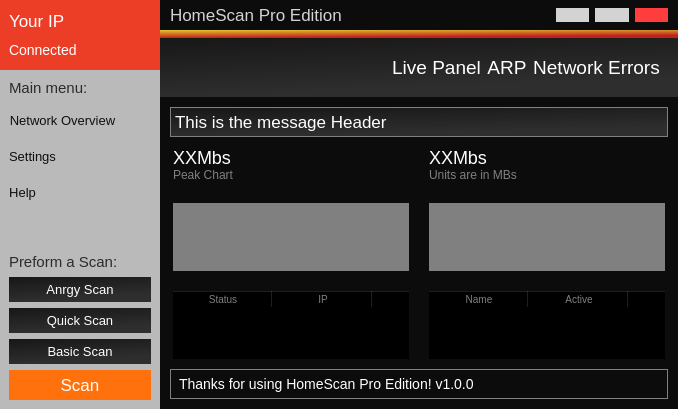
The window that mainwindow.ui (hunterjreid/HomeScan) describes before a commit, drawn with Qt 5.
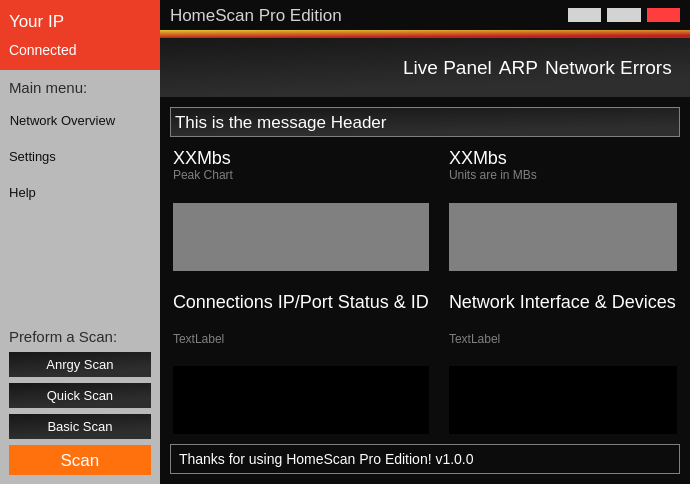
The same window after the commit. Icons and pictures are not drawn. Custom widgets are drawn as their Qt base class.

Commit message: changed main widget ui

```diff
--- a/mainwindow.ui
+++ b/mainwindow.ui
@@ -6,8 +6,8 @@
    <rect>
     <x>0</x>
     <y>0</y>
-    <width>678</width>
-    <height>401</height>
+    <width>690</width>
+    <height>448</height>
    </rect>
   </property>
   <property name="windowTitle">
@@ -1022,6 +1022,26 @@
                 </property>
                </widget>
               </item>
+              <item>
+               <widget class="QLabel" name="label_11">
+                <property name="styleSheet">
+                 <string notr="true">color:white;font-size:18px;background:none;margin:0px;</string>
+                </property>
+                <property name="text">
+                 <string>Connections IP/Port Status &amp; ID</string>
+                </property>
+               </widget>
+              </item>
+              <item>
+               <widget class="QLabel" name="label_13">
+                <property name="styleSheet">
+                 <string notr="true">color:grey;</string>
+                </property>
+                <property name="text">
+                 <string>TextLabel</string>
+                </property>
+               </widget>
+              </item>
               <item>
                <widget class="QTableWidget" name="tableWidget">
                 <property name="maximumSize">
@@ -1034,7 +1054,7 @@
                  <string notr="true">font-size:10px;
 padding:0px;
 background: black;
-color:grey;
+color:lightgrey;
 margin:0px;</string>
                 </property>
                 <property name="verticalScrollBarPolicy">
@@ -1046,6 +1066,9 @@
                 <property name="alternatingRowColors">
                  <bool>false</bool>
                 </property>
+                <attribute name="horizontalHeaderVisible">
+                 <bool>false</bool>
+                </attribute>
                 <column>
                  <property name="text">
                   <string>Status</string>
@@ -1257,6 +1280,26 @@
                 </property>
                </widget>
               </item>
+              <item>
+               <widget class="QLabel" name="label_12">
+                <property name="styleSheet">
+                 <string notr="true">color:white;font-size:18px;background:none;margin:0px;</string>
+                </property>
+                <property name="text">
+                 <string>Network Interface &amp; Devices</string>
+                </property>
+               </widget>
+              </item>
+              <item>
+               <widget class="QLabel" name="label_14">
+                <property name="styleSheet">
+                 <string notr="true">color:grey;</string>
+                </property>
+                <property name="text">
+                 <string>TextLabel</string>
+                </property>
+               </widget>
+              </item>
               <item>
                <widget class="QTableWidget" name="tableWidget_2">
                 <property name="maximumSize">
@@ -1269,7 +1312,7 @@
                  <string notr="true">font-size:10px;
 padding:0px;
 background: black;
-color:grey;
+color:lightgrey;
 margin:0px;</string>
                 </property>
                 <property name="verticalScrollBarPolicy">
@@ -1278,6 +1321,9 @@
                 <property name="horizontalScrollBarPolicy">
                  <enum>Qt::ScrollBarAlwaysOff</enum>
                 </property>
+                <attribute name="horizontalHeaderVisible">
+                 <bool>false</bool>
+                </attribute>
                 <column>
                  <property name="text">
                   <string>Name</string>
```
